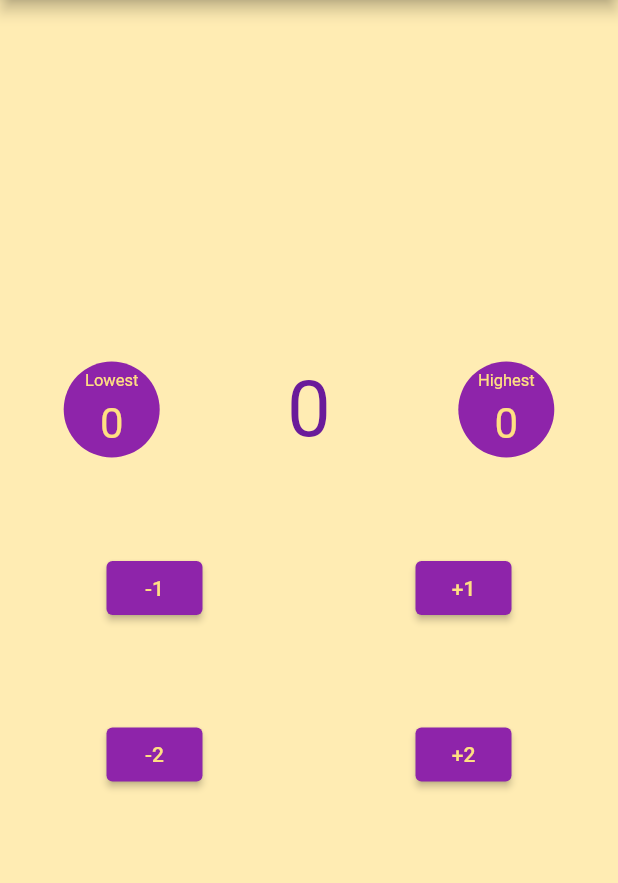
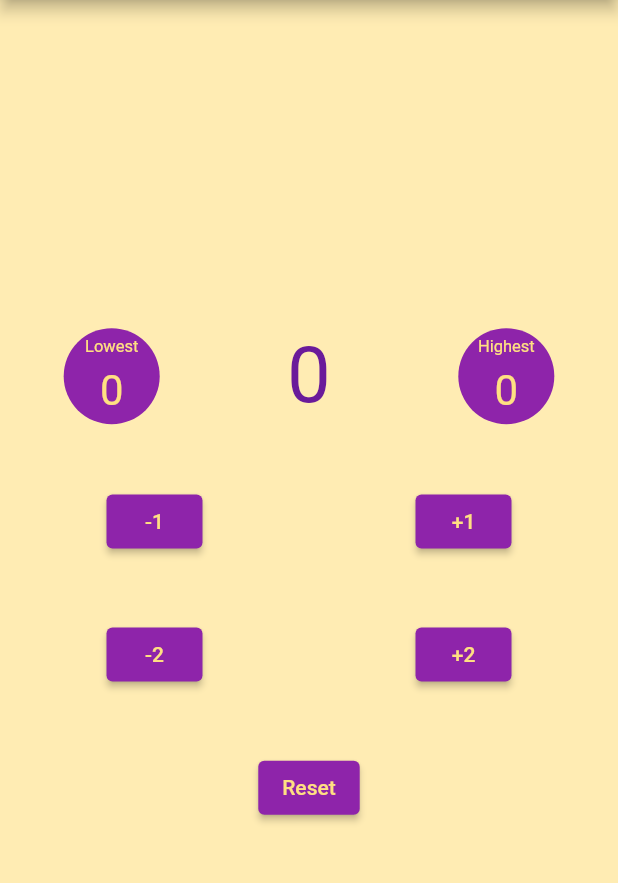
Before and after one commit to MSavioti/Estudo-Navegacao-Flutter, a Flutter app: the screen it shows after launch, on a phone screen of 412 x 824 dp, the part 84-967 px from its top. Run offline on Flutter 3.47's test engine with Material 2 defaults, Android fonts, the phone set to English and light mode, and no system bars.

Commit message:
implementado botão resetar valores

```diff
--- a/lib/main.dart
+++ b/lib/main.dart
@@ -55,6 +55,14 @@ class _HomePageState extends State<HomePage> {
       _counter += value;
 
       if (_counter > _highestValue) _highestValue = _counter;
+    });
+  }
+
+  void _resetValues() {
+    setState(() {
+      _counter = 0;
+      _highestValue = 0;
+      _lowestValue = 0;
     });
   }
 
@@ -195,6 +203,25 @@ class _HomePageState extends State<HomePage> {
                     ),
                   ],
                 ),
+                Row(
+                  mainAxisAlignment: MainAxisAlignment.spaceAround,
+                  children: [
+                    ElevatedButton(
+                      onPressed: _resetValues,
+                      style: ButtonStyle(
+                        backgroundColor:
+                            MaterialStateProperty.all(Colors.purple[600]),
+                      ),
+                      child: Text(
+                        'Reset',
+                        style: TextStyle(
+                          fontSize: 14.0,
+                          color: Colors.amber[200],
+                        ),
+                      ),
+                    ),
+                  ],
+                ),
               ],
             ),
           ),
```
